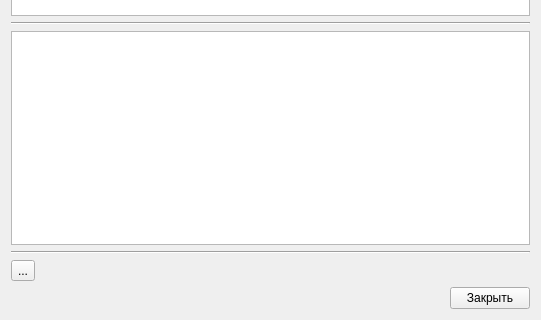
Before: the Qt Designer form mainlist.ui in Flyewzz/FViZ, drawn with Qt 5; both pictures show x 0 to 541 and y 261 to 581 of the 541 by 581 pixel window.
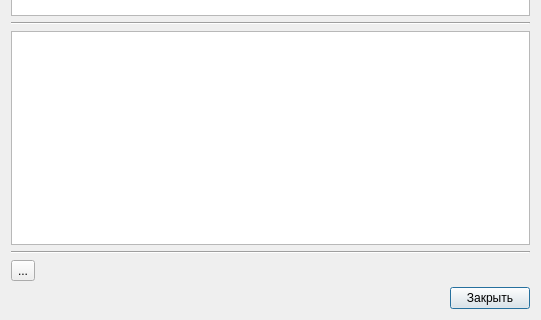
After: the same form once the commit is applied.

Patch:
```diff
--- a/mainlist.ui
+++ b/mainlist.ui
@@ -1,7 +1,7 @@
 <?xml version="1.0" encoding="UTF-8"?>
 <ui version="4.0">
  <class>MainList</class>
- <widget class="QWidget" name="MainList">
+ <widget class="QDialog" name="MainList">
   <property name="geometry">
    <rect>
     <x>0</x>
```
